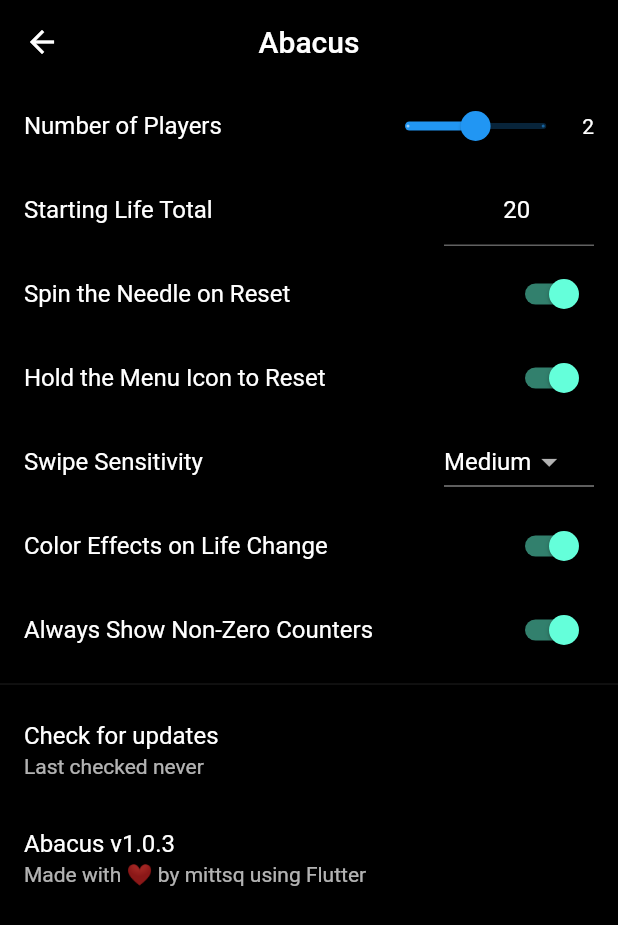
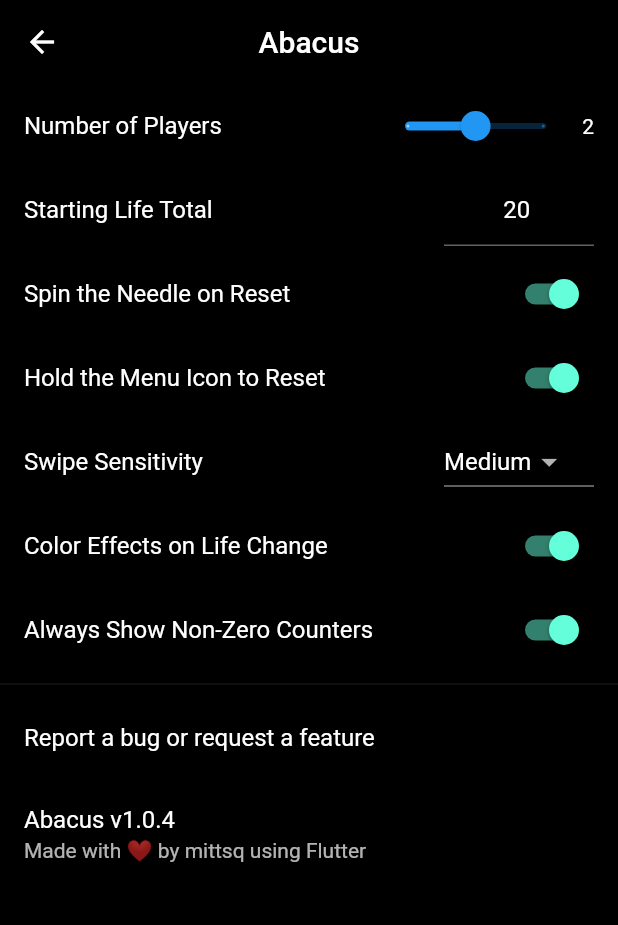
Before and after one commit to mittsq/abacus, a Flutter app: the Settings screen opened directly, after a tap on "Spin the Needle on Reset", on a phone screen of 412 x 824 dp. Shown: the top 925 px of the screen. Run offline on Flutter 3.47's test engine with Material 2 defaults, Android fonts, the phone set to English and light mode, and no system bars; our stand-ins replace package_info_plus, shared_preferences, wakelock; missing offline and left inert: loop_page_view; accounts and stored records are empty.

Commit message:
Licensing stuff

```diff
--- a/lib/widgets/settings.dart
+++ b/lib/widgets/settings.dart
@@ -3,7 +3,6 @@ import 'dart:math';
 
 import 'package:flutter/material.dart';
 import 'package:flutter/services.dart';
-import 'package:github/github.dart';
 import 'package:package_info_plus/package_info_plus.dart';
 import 'package:shared_preferences/shared_preferences.dart';
 import 'package:url_launcher/url_launcher.dart';
@@ -16,7 +15,7 @@ enum SettingsKey {
   color(true),
   showCounters(true),
   swipeSens(35),
-  lastUpdate(0);
+  ;
 
   final dynamic defaultValue;
 
@@ -83,9 +82,6 @@ class Settings extends StatefulWidget {
 class _SettingsState extends State<Settings> {
   bool _isStartingValid = true;
 
-  late Timer _timer;
-  String _updateString = '';
-
   @override
   void initState() {
     super.initState();
@@ -93,77 +89,23 @@ class _SettingsState extends State<Settings> {
       SystemUiMode.manual,
       overlays: SystemUiOverlay.values,
     );
-
-    _startTimer();
-  }
-
-  void _startTimer() {
-    _timer = Timer.periodic(
-      const Duration(seconds: 1),
-      (t) => {setState(() => _updateString = _lastUpdateString())},
-    );
-  }
-
-  @override
-  void activate() {
-    super.activate();
-    _startTimer();
-  }
-
-  @override
-  void deactivate() {
-    super.deactivate();
-    _timer.cancel();
   }
 
   @override
   void dispose() {
     super.dispose();
-    _timer.cancel();
     SystemChrome.setEnabledSystemUIMode(
       SystemUiMode.immersiveSticky,
     );
   }
 
-  String _lastUpdateString() {
-    var lastUpdate = Settings.get<int>(SettingsKey.lastUpdate);
-    if (lastUpdate == 0) return 'never';
-
-    var since = DateTime.now().difference(
-      DateTime.fromMillisecondsSinceEpoch(lastUpdate),
-    );
-    var s = '';
-    if (since.inDays > 0) {
-      s += '${since.inDays} day${since.inDays == 1 ? '' : 's'}';
-    } else if (since.inHours > 0) {
-      s += '${since.inHours} hour${since.inHours == 1 ? '' : 's'}';
-    } else if (since.inMinutes > 0) {
-      s += '${since.inMinutes} minute${since.inMinutes == 1 ? '' : 's'}';
-    } else {
-      s += '${since.inSeconds} second${since.inSeconds == 1 ? '' : 's'}';
-    }
-    return '$s ago';
-  }
-
-  Future<void> _checkForUpdates() async {
-    launchUrl(Uri.parse('https://github.com/mittsq/abacus/releases'));
-
-    setState(() {
-      Settings.set(
-        SettingsKey.lastUpdate,
-        DateTime.now().millisecondsSinceEpoch,
-      );
-    });
-
-    // var gh = GitHub();
-    // var releases = await gh.repositories
-    //     .listReleases(RepositorySlug('mittsq', 'abacus'))
-    //     .first;
-  }
-
   Future<String> _getVersion() async {
     var info = await PackageInfo.fromPlatform();
     return info.version;
+  }
+
+  void _openIssues() {
+    launchUrl(Uri.parse('https://github.com/mittsq/abacus'));
   }
 
   @override
@@ -308,9 +250,8 @@ class _SettingsState extends State<Settings> {
           ),
           const Divider(),
           ListTile(
-            title: const Text('Check for updates'),
-            subtitle: Text('Last checked $_updateString'),
-            onTap: () => _checkForUpdates(),
+            title: const Text('Report a bug or request a feature'),
+            onTap: () => _openIssues(),
           ),
           ListTile(
             title: FutureBuilder(
--- a/pubspec.yaml
+++ b/pubspec.yaml
@@ -2,14 +2,13 @@ name: abacus
 description: A simple, but feature-rich, counter for tabletop games.
 
 publish_to: 'none'
-version: 1.0.3
+version: 1.0.4
 environment:
   sdk: ">=2.17.0 <3.0.0"
 
 dependencies:
   flutter:
     sdk: flutter
-  github: ^9.7.0
   shared_preferences: ^2.0.15
   wakelock: ^0.6.2
   url_launcher: ^6.1.9
```
Also changed, not shown: pubspec.lock, 2 other files.
